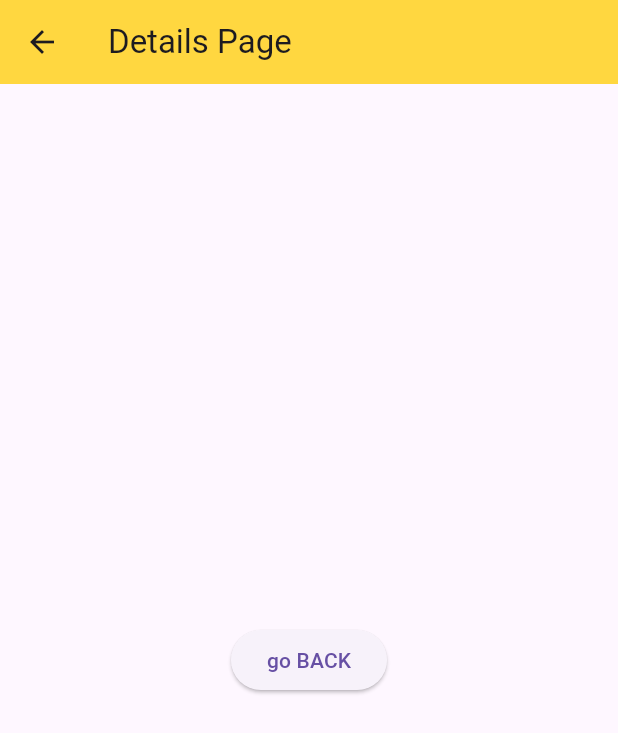
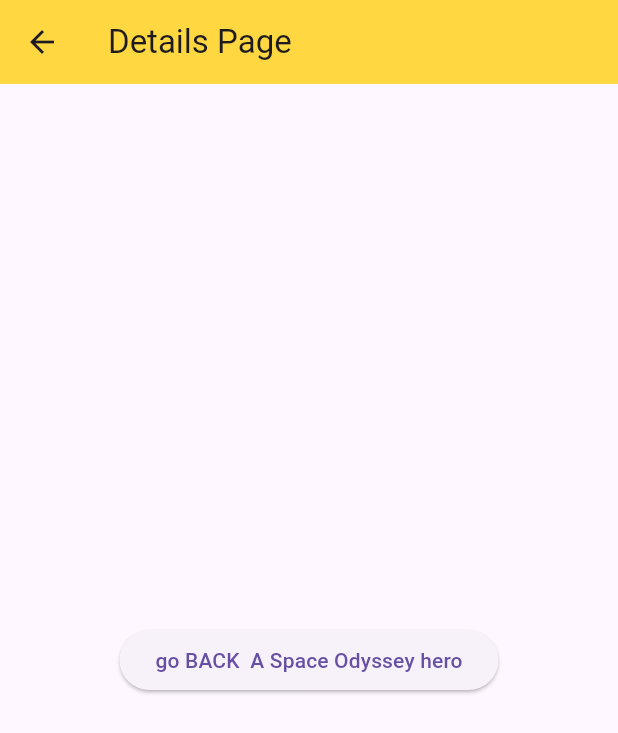
Before and after one commit to Foysalrabby/flutterpricerange, a Flutter app: the screen it shows after launch, after a tap on an icon or button, on a phone screen of 412 x 824 dp. Shown: the top 733 px of the screen. Run offline on Flutter 3.47's test engine with Material 3 defaults, Android fonts, the phone set to English and light mode, and no system bars; missing offline and left inert: dart:ffi.

Commit message:
successfully to pass value other class with constructor to main dart

```diff
--- a/lib/movie.dart
+++ b/lib/movie.dart
@@ -39,7 +39,7 @@ class ExtendMovieclss extends State<Movieclass>{
                        child: Text("H"),
                      ),
                      title: Text("${moviename.elementAt(index)}"),
-                     onTap: () => listmethod(),
+                     onTap: () => listmethod(index),
 
                    ),
               );
@@ -50,9 +50,9 @@ class ExtendMovieclss extends State<Movieclass>{
 
   }
 
-  listmethod() {
+   listmethod(int index) {
     setState(() {
-      Navigator.push(context, MaterialPageRoute(builder: (context)=>Moviedetails()));
+      Navigator.push(context, MaterialPageRoute(builder: (context)=>Moviedetails(moviename: "${moviename.elementAt(index)}")));
     });
   }
 
--- a/lib/moviedetails.dart
+++ b/lib/moviedetails.dart
@@ -2,11 +2,16 @@ import 'package:flutter/cupertino.dart';
 import 'package:flutter/material.dart';
 
 class Moviedetails extends StatefulWidget{
+  final String moviename;
+  const Moviedetails({super.key, required this.moviename});
   @override
-  State<StatefulWidget> createState() => Extendmoviedetails();
+  State<StatefulWidget> createState() => Extendmoviedetails( this.moviename);
 
 }
 class Extendmoviedetails extends State<Moviedetails>{
+  final String name;
+  Extendmoviedetails(this.name);
+
   @override
   Widget build(BuildContext context) {
   return Scaffold(
@@ -18,7 +23,7 @@ class Extendmoviedetails extends State<Moviedetails>{
       child: Container(
          child: ElevatedButton(onPressed: (){
 
-         },child: Text("go BACK"),)
+         },child: Text("go BACK ${name}"),)
       ),
     ),
   );
```
